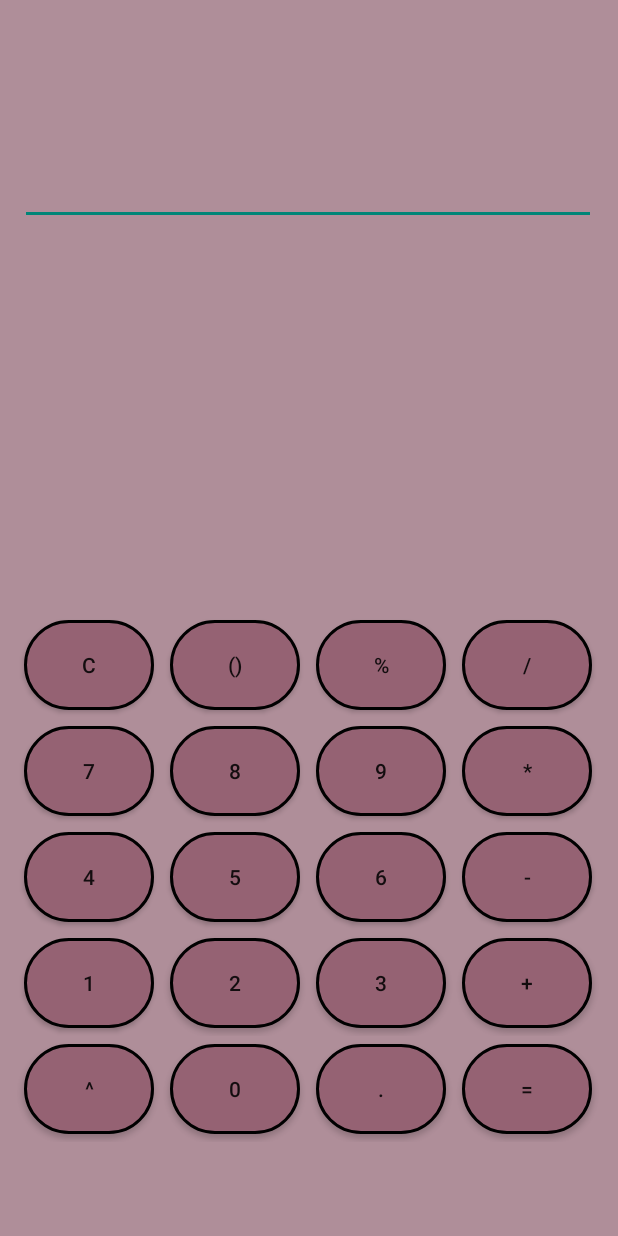
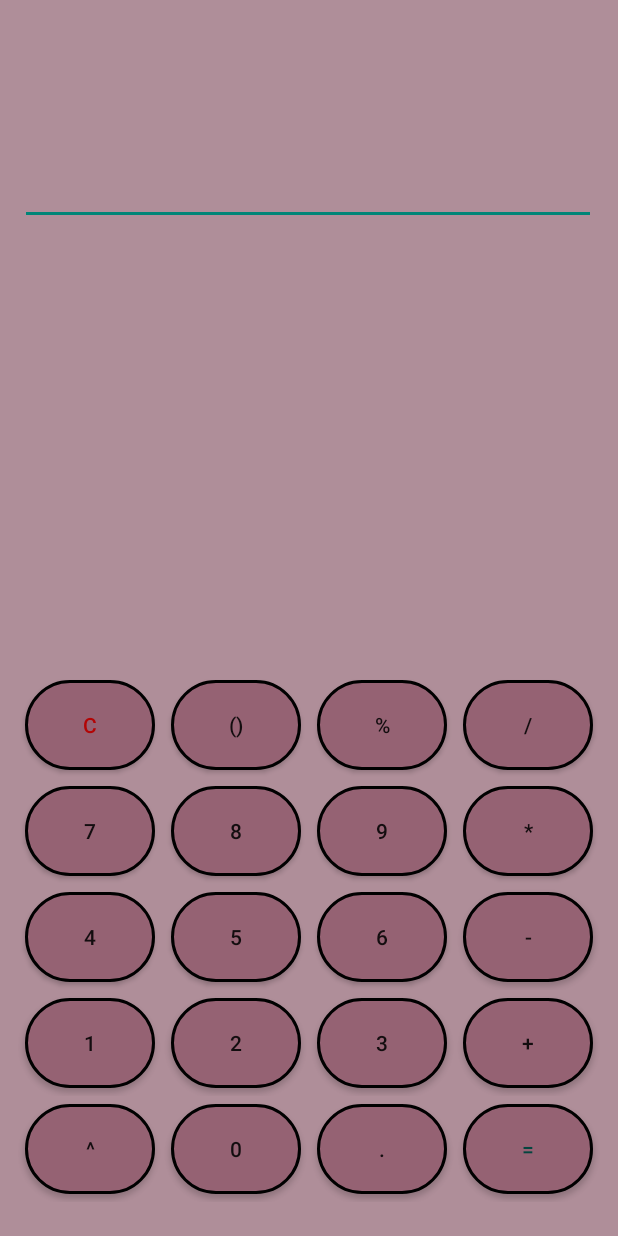
Before and after one commit to MYPayTefeAulas/exercicios-tstpirate, an Android app: the CalActivity screen opened directly, with no data from a screen before it, on a phone screen of 412 x 824 dp. Run offline under Robolectric (Android 15) with nearby library versions, the phone set to English and light mode, and no system bars.

Commit message:
atualização

```diff
--- a/Atividades/app/src/main/java/com/example/atividades/Pessoa.kt
+++ b/Atividades/app/src/main/java/com/example/atividades/Pessoa.kt
@@ -3,17 +3,12 @@ package com.example.atividades
 class Pessoa(val nome: String, val idade: Int, val telefone: String?) {
     companion object{
 
-// companion declara um objeto companheiro
-
         var qntdPessoa = 0
         private set
     }
     init {
-// init começa um bloco inicializador
 
         qntdPessoa++
-
-// ++ , -- , - operadores de incremento e decremento
 
     }
 
--- a/Atividades/app/src/main/java/com/example/atividades/PessoasActivity.kt
+++ b/Atividades/app/src/main/java/com/example/atividades/PessoasActivity.kt
@@ -31,8 +31,6 @@ class PessoasActivity : AppCompatActivity() {
 
             val pessoa = Pessoa(nome, idade, telefone = null)
 
-// null  é uma constante que representa uma referência de objeto que não aponta para nenhum objeto
-
             listaPessoas.add(pessoa)
         }
 
@@ -41,13 +39,9 @@ class PessoasActivity : AppCompatActivity() {
 
     fun imprimePessoa(): String {
 
-// caso finalise a lista, mostrar "FIM"
-// novo botão : Do começo
 
         if (indiceAtual >= listaPessoas.size)
             indiceAtual = 0
-
-//>= operador de comparação
 
         val pessoaAtual = listaPessoas[indiceAtual]
         indiceAtual++
--- a/Atividades/app/src/main/java/com/example/atividades/calculadora/CalActivity.kt
+++ b/Atividades/app/src/main/java/com/example/atividades/calculadora/CalActivity.kt
@@ -6,6 +6,9 @@ import com.example.atividades.databinding.ActivityCalBinding
 
 class CalActivity : AppCompatActivity() {
     private lateinit var binding: ActivityCalBinding
+
+
+
     override fun onCreate(savedInstanceState: Bundle?) {
         super.onCreate(savedInstanceState)
 
--- a/Atividades/app/src/main/res/layout/activity_cal.xml
+++ b/Atividades/app/src/main/res/layout/activity_cal.xml
@@ -10,10 +10,9 @@
     <TableLayout
         android:layout_width="389dp"
         android:layout_height="376dp"
-        android:layout_marginBottom="40dp"
         app:layout_constraintBottom_toBottomOf="parent"
         app:layout_constraintEnd_toEndOf="parent"
-        app:layout_constraintHorizontal_bias="0.466"
+        app:layout_constraintHorizontal_bias="0.5"
         app:layout_constraintStart_toStartOf="parent"
         app:layout_constraintTop_toBottomOf="@+id/txtOperacao"
         app:layout_constraintVertical_bias="1.0">
@@ -29,7 +28,8 @@
                 android:layout_margin="5dp"
                 android:layout_weight="1"
                 android:background="@drawable/botoescal"
-                android:text="@string/limpar" />
+                android:text="@string/limpar"
+                android:textColor="#B30505" />
 
             <Button
                 android:id="@+id/btParentese"
@@ -220,7 +220,8 @@
                 android:layout_margin="5dp"
                 android:layout_weight="1"
                 android:background="@drawable/botoescal"
-                android:text="@string/igual" />
+                android:text="@string/igual"
+                android:textColor="#03453F" />
         </TableRow>
 
     </TableLayout>
```
